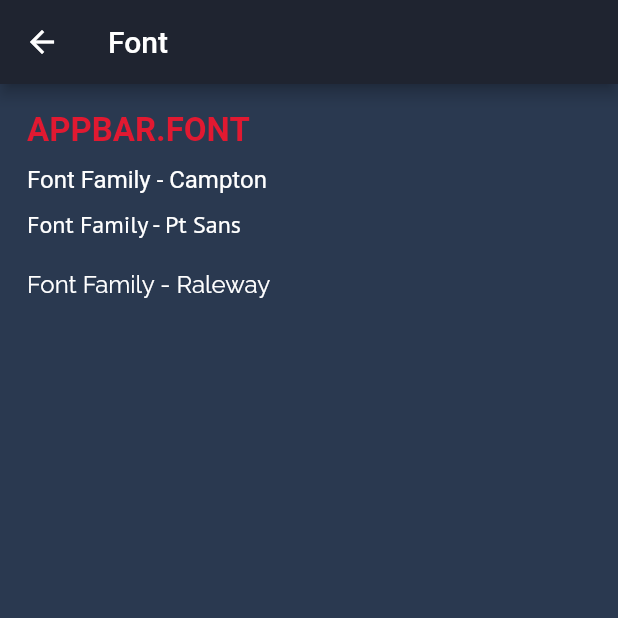
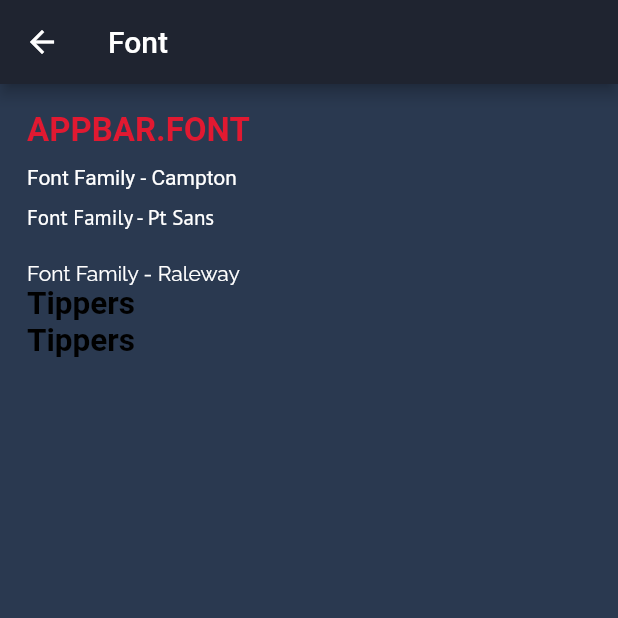
Before and after one commit to oss-homecredit-id/flutter-direct, a Flutter app: the FontScreen screen opened by its route, on a phone screen of 412 x 824 dp, the top half of it. Run offline on Flutter 3.47's test engine with Material 2 defaults, Android fonts, the phone set to English and light mode, and no system bars; our stand-ins replace auto_size_text, carousel_slider, flutter_slidable; Roboto replaces fonts that are missing (Campton).

Commit message:
add style texts

```diff
--- a/example/lib/revision/font/font_screen.dart
+++ b/example/lib/revision/font/font_screen.dart
@@ -25,16 +25,20 @@ class FontScreen extends StatelessWidget {
                 ),
                 DirectText(
                   data: 'Font Family - Campton',
+                  textStyle: TextStyle(
                     fontFamily: DirectFont.Campton,
                     color: Colors.white,
+                  ),
                 ),
                 SizedBox(
                   height: 10,
                 ),
                 DirectText(
                   data: 'Font Family - Pt Sans',
+                  textStyle: TextStyle(
                     fontFamily: DirectFont.PtSans,
                     color: Colors.white,
+                  ),
                 ),
                 SizedBox(
                   height: 10,
@@ -44,9 +48,15 @@ class FontScreen extends StatelessWidget {
                 ),
                 DirectText(
                   data: 'Font Family - Raleway',
+                  textStyle: TextStyle(
                     fontFamily: DirectFont.Raleway,
                     color: Colors.white,
-                )
+                  ),
+                ),
+                DirectText(
+                    data: 'Tippers', textStyle: DirectTextStyle.titleTextStyle),
+                DirectText(
+                    data: 'Tippers', textStyle: DirectTextStyle.titleTextStyle)
               ],
             ),
           )),
--- a/lib/flutter_direct.dart
+++ b/lib/flutter_direct.dart
@@ -25,3 +25,5 @@ part 'revision/atoms/text/general/direct_text.dart';
 part 'revision/molecules/button/direct_filled_button.dart';
 part 'revision/molecules/button/direct_nude_button.dart';
 part 'revision/molecules/button/direct_button_state.dart';
+
+part 'revision/atoms/text/general/direct_text_style.dart';
--- a/lib/revision/atoms/text/general/direct_text.dart
+++ b/lib/revision/atoms/text/general/direct_text.dart
@@ -3,34 +3,28 @@ part of flutter_direct;
 class DirectText extends StatelessWidget {
   final String data;
   final String keyValue;
-  final Color color;
-  final String fontFamily;
-  final double size;
-  final FontWeight fontWeight;
+  final TextAlign textAlign;
+  final TextStyle textStyle;
+  final int maxLines;
+  final TextOverflow textOverflow;
 
   DirectText(
       {this.data,
       this.keyValue,
-      this.color,
-      this.fontFamily,
-      this.fontWeight,
-      this.size});
+      this.textStyle,
+      this.textAlign,
+      this.maxLines,
+      this.textOverflow});
 
   @override
   Widget build(BuildContext context) {
-    return Text(data ?? 'null',
-        key: Key(keyValue ?? ''),
-        overflow: TextOverflow.ellipsis,
-        textAlign: TextAlign.left,
-        strutStyle: StrutStyle(
-          height: 1.0,
-        ),
-        textScaleFactor: 1.0,
-        style: TextStyle(
-          color: color ?? Colors.black,
-          fontFamily: fontFamily,
-          fontSize: size ?? 16,
-          fontWeight: fontWeight ?? FontWeight.normal,
-        ));
+    return Text(
+      data ?? 'null',
+      key: Key(keyValue ?? ''),
+      textAlign: textAlign,
+      style: textStyle,
+      maxLines: maxLines,
+      overflow: textOverflow,
+    );
   }
 }
```
Also changed, not shown: example/lib/revision/font/button_screen.dart (+50 -4 lines). Lines whose indentation alone changed are shown as unchanged.
